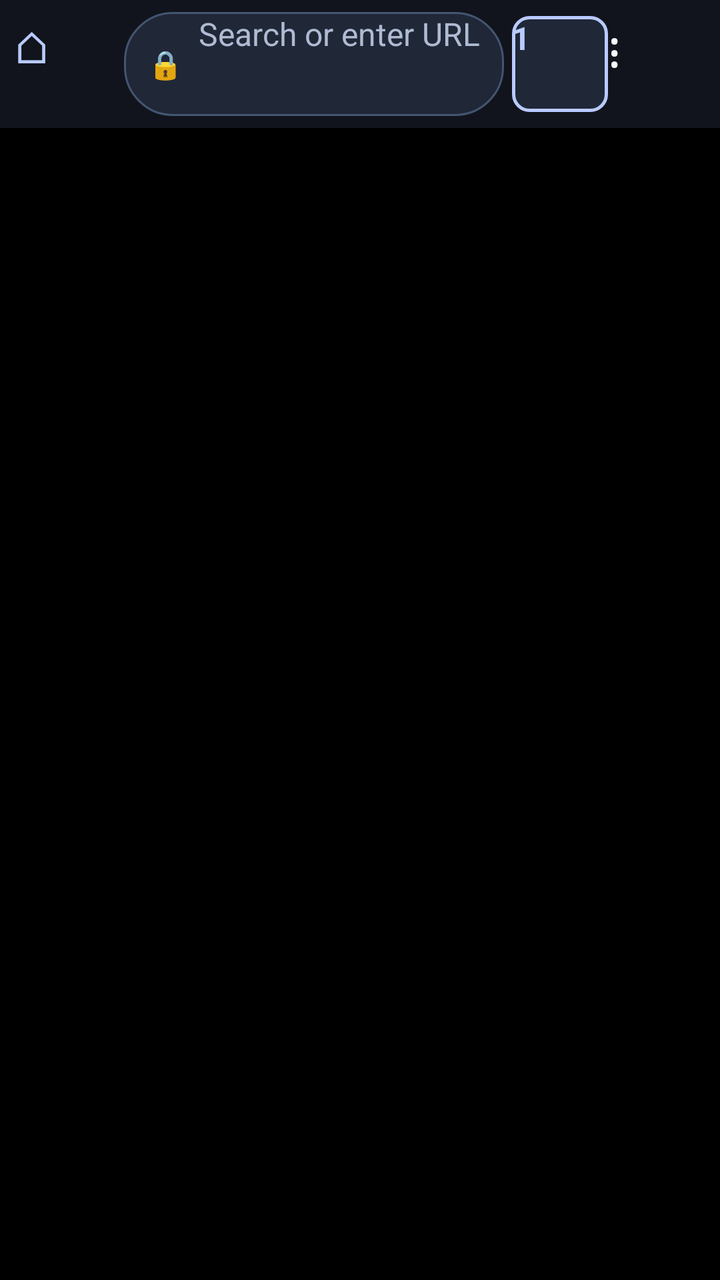
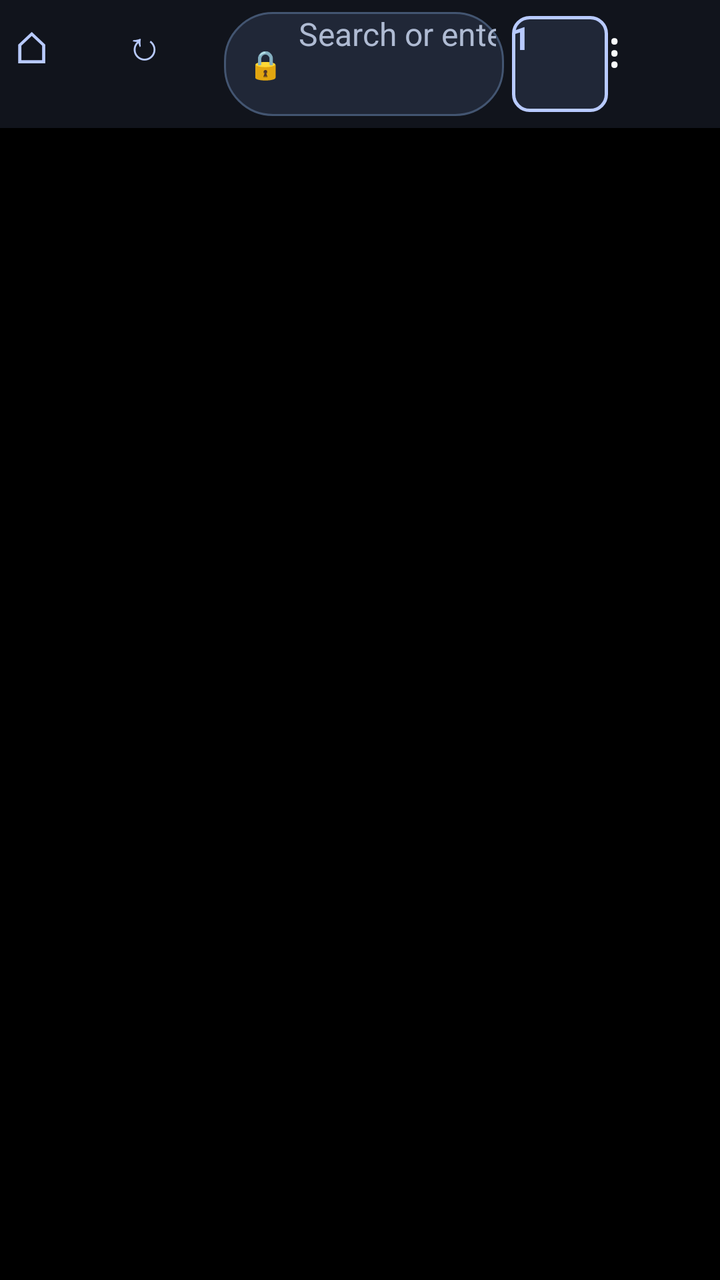

Compare the two renders of this Android layout. The source of the first and the diff that turns it into the second are given below.
<!-- AndroidManifest.xml: application theme AppTheme -->
<!-- res/layout/activity_main.xml -->
<?xml version="1.0" encoding="utf-8"?>
<RelativeLayout xmlns:android="http://schemas.android.com/apk/res/android"
    android:id="@+id/mainRoot"
    android:focusable="true" android:focusableInTouchMode="true"
    android:layout_width="match_parent"
    android:layout_height="match_parent"
    android:background="@color/bg_primary">

    
    <LinearLayout
        android:id="@+id/mobileTopBar"
        android:layout_width="match_parent" android:layout_height="@dimen/browser_toolbar_height"
        android:layout_alignParentTop="true" android:background="@color/bg_primary"
        android:gravity="center_vertical" android:orientation="horizontal"
        android:paddingHorizontal="8dp" android:elevation="6dp">

        <Button android:id="@+id/btnHome"
            android:layout_width="48dp" android:layout_height="48dp"
            android:layout_marginEnd="6dp"
            android:background="@drawable/bg_mobile_icon_button"
            android:text="⌂"
            android:textColor="@color/accent_cyan"
            android:textSize="22sp"
            android:padding="0dp"
            android:contentDescription="@string/btn_home"
            android:visibility="visible" />
        <LinearLayout
            android:id="@+id/omniboxContainer"
            android:layout_width="0dp" android:layout_height="@dimen/browser_address_height" android:layout_weight="1"
            android:background="@drawable/bg_mobile_omnibox" android:gravity="center_vertical"
            android:orientation="horizontal" android:paddingStart="12dp" android:paddingEnd="4dp">
            <TextView android:id="@+id/tvSecurityLock"
                android:layout_width="wrap_content" android:layout_height="wrap_content"
                android:layout_marginEnd="8dp" android:text="🔒"
                android:textColor="@color/security_green" android:textSize="14sp" />
            <EditText android:id="@+id/editUrl"
                android:layout_width="0dp" android:layout_height="match_parent" android:layout_weight="1"
                android:background="@android:color/transparent" android:hint="@string/url_hint"
                android:imeOptions="actionGo|flagNoExtractUi" android:inputType="textUri"
                android:selectAllOnFocus="true"
                android:paddingVertical="0dp" android:singleLine="true"
                android:textColor="@color/text_primary" android:textColorHint="@color/text_dim"
                android:textSize="@dimen/browser_address_text" android:contentDescription="@string/url_hint" />
            <TextView android:id="@+id/btnClearUrl" android:focusable="true"
                android:layout_width="48dp" android:layout_height="48dp" android:gravity="center"
                android:text="✕" android:textColor="@color/text_secondary" android:textSize="18sp"
                android:visibility="gone" android:contentDescription="@string/btn_clear"
                android:background="@drawable/bg_mobile_icon_button" />
            <TextView android:id="@+id/btnSearchTrigger" android:focusable="true"
                android:layout_width="48dp" android:layout_height="48dp" android:gravity="center"
                android:text="→" android:textColor="@color/accent_cyan" android:textSize="24sp"
                android:visibility="gone" android:contentDescription="@string/btn_go"
                android:background="@drawable/bg_mobile_icon_button" />
        </LinearLayout>
        <Button android:id="@+id/btnReload" android:layout_width="48dp" android:layout_height="48dp" android:visibility="gone" android:text="↻" />
        <Button android:id="@+id/btnStar" android:layout_width="48dp" android:layout_height="48dp" android:visibility="gone" android:text="☆" />
        <Button android:id="@+id/btnAddTab" android:layout_width="48dp" android:layout_height="48dp" android:visibility="gone" android:text="+" />
        <Button android:id="@+id/btnTabCount"
            android:layout_width="48dp" android:layout_height="48dp" android:layout_marginStart="4dp"
            android:background="@drawable/bg_mobile_tab_badge" android:text="1"
            android:textColor="@color/accent_cyan" android:textSize="16sp" android:textStyle="bold"
            android:padding="0dp" android:contentDescription="@string/tabs_title" />
        <Button android:id="@+id/btnMenu"
            android:layout_width="48dp" android:layout_height="48dp"
            android:background="@drawable/bg_mobile_icon_button" android:text="⋮"
            android:textColor="@color/text_primary" android:textSize="24sp" android:padding="0dp"
            android:contentDescription="@string/btn_menu" />
    </LinearLayout>

    
    <ProgressBar
        android:id="@+id/pageProgressBar"
        style="?android:attr/progressBarStyleHorizontal"
        android:layout_width="match_parent"
        android:layout_height="2.5dp"
        android:layout_below="@id/mobileTopBar"
        android:progressDrawable="@color/accent_cyan"
        android:visibility="gone" />

    
    <FrameLayout
        android:id="@+id/webViewContainer"
        android:layout_width="match_parent"
        android:layout_height="match_parent"
        android:layout_below="@id/pageProgressBar"
        android:layout_alignParentBottom="true"
        android:background="@color/bg_pure_black" />

    
    <LinearLayout
        android:id="@+id/findInPageBar"
        android:layout_width="match_parent"
        android:layout_height="56dp"
        android:layout_below="@id/mobileTopBar"
        android:background="@color/bg_secondary"
        android:gravity="center_vertical"
        android:orientation="horizontal"
        android:paddingHorizontal="12dp"
        android:visibility="gone"
        android:elevation="8dp">

        <EditText
            android:id="@+id/editFindText"
            android:layout_width="0dp"
            android:layout_height="48dp"
            android:layout_weight="1"
            android:background="@drawable/bg_mobile_omnibox"
            android:hint="Najdi na strani..."
            android:paddingHorizontal="12dp"
            android:singleLine="true"
            android:textColor="@color/text_primary"
            android:textColorHint="@color/text_dim"
            android:textSize="13sp" />

        <TextView
            android:id="@+id/tvFindMatches"
            android:layout_width="wrap_content"
            android:layout_height="wrap_content"
            android:layout_marginStart="8dp"
            android:textColor="@color/accent_cyan"
            android:textSize="12sp"
            android:text="0/0" />

        <Button
            android:id="@+id/btnFindPrev"
            android:layout_width="48dp"
            android:layout_height="48dp"
            android:layout_marginStart="6dp"
            android:background="@drawable/bg_mobile_icon_button"
            android:text="▲"
            android:textColor="@color/text_primary"
            android:textSize="12sp" />

        <Button
            android:id="@+id/btnFindNext"
            android:layout_width="48dp"
            android:layout_height="48dp"
            android:layout_marginStart="2dp"
            android:background="@drawable/bg_mobile_icon_button"
            android:text="▼"
            android:textColor="@color/text_primary"
            android:textSize="12sp" />

        <Button
            android:id="@+id/btnFindClose"
            android:layout_width="48dp"
            android:layout_height="48dp"
            android:layout_marginStart="2dp"
            android:background="@drawable/bg_mobile_icon_button"
            android:text="✕"
            android:textColor="@color/text_secondary"
            android:textSize="14sp" />
    </LinearLayout>

    
    <RelativeLayout
        android:id="@+id/tabSwitcherOverlay"
        android:layout_width="match_parent"
        android:layout_height="match_parent"
        android:background="@color/bg_pure_black"
        android:visibility="gone"
        android:elevation="20dp">

        
        <LinearLayout
            android:id="@+id/tabSwitcherHeader"
            android:layout_width="match_parent"
            android:layout_height="56dp"
            android:layout_alignParentTop="true"
            android:background="@color/bg_primary"
            android:gravity="center_vertical"
            android:orientation="horizontal"
            android:paddingHorizontal="16dp">

            <TextView
                android:id="@+id/tvTabsTitle"
                android:layout_width="0dp"
                android:layout_height="wrap_content"
                android:layout_weight="1"
                android:text="@string/tabs_title"
                android:textColor="@color/text_primary"
                android:textSize="18sp"
                android:textStyle="bold" />

            <Button
                android:id="@+id/btnNewTabInSwitcher"
                android:layout_width="wrap_content"
                android:layout_height="48dp"
                android:background="@drawable/bg_mobile_omnibox"
                android:paddingHorizontal="14dp"
                android:text="@string/tabs_new_tab"
                android:textColor="@color/accent_cyan"
                android:textSize="13sp"
                android:textStyle="bold" />

            <Button
                android:id="@+id/btnCloseTabsSwitcher" android:contentDescription="@string/btn_close"
                android:layout_width="48dp"
                android:layout_height="48dp"
                android:layout_marginStart="8dp"
                android:background="@drawable/bg_mobile_icon_button"
                android:text="✕"
                android:textColor="@color/text_primary"
                android:textSize="16sp" />
        </LinearLayout>

        
        <GridView
            android:id="@+id/tabsGridView"
            android:layout_width="match_parent"
            android:layout_height="match_parent"
            android:layout_below="@id/tabSwitcherHeader"
            android:layout_above="@+id/tabSwitcherFooter"
            android:numColumns="@integer/tab_grid_columns"
            android:horizontalSpacing="12dp"
            android:verticalSpacing="12dp"
            android:padding="14dp"
            android:clipToPadding="false"
            android:scrollbars="vertical" />

        
        <LinearLayout
            android:id="@+id/tabSwitcherFooter"
            android:layout_width="match_parent"
            android:layout_height="48dp"
            android:layout_alignParentBottom="true"
            android:background="@color/bg_primary"
            android:gravity="center"
            android:orientation="horizontal">

            <TextView
                android:id="@+id/btnCloseAllTabs"
                android:layout_width="wrap_content"
                android:layout_height="wrap_content"
                android:text="@string/tabs_close_all"
                android:textColor="@color/danger_red"
                android:textSize="13sp"
                android:textStyle="bold"
                android:padding="8dp" />
        </LinearLayout>
    </RelativeLayout>

</RelativeLayout>
<!-- resources referenced by this layout -->
<resources>
  <color name="accent_cyan">#B8CAFF</color>
  <color name="bg_primary">#11141C</color>
  <color name="bg_pure_black">#000000</color>
  <color name="bg_secondary">#1B202D</color>
  <color name="danger_red">#EF4444</color>
  <color name="security_green">#10B981</color>
  <color name="text_dim">#AFBBD3</color>
  <color name="text_primary">#F8FAFC</color>
  <color name="text_secondary">#BECBE0</color>
  <dimen name="browser_address_height">52dp</dimen>
  <dimen name="browser_address_text">16sp</dimen>
  <dimen name="browser_toolbar_height">64dp</dimen>
  <!-- drawable bg_mobile_icon_button (drawable) -->
  <?xml version="1.0" encoding="utf-8"?>
  <ripple xmlns:android="http://schemas.android.com/apk/res/android"
      android:color="@color/ripple_color">
      <item>
          <selector>
              <item android:state_pressed="true">
                  <shape android:shape="oval">
                      <solid android:color="@color/bg_secondary" />
                  </shape>
              </item>
              <item>
                  <shape android:shape="oval">
                      <solid android:color="@android:color/transparent" />
                  </shape>
              </item>
          </selector>
      </item>
  </ripple>
  <!-- drawable bg_mobile_tab_badge (drawable) -->
  <?xml version="1.0" encoding="utf-8"?>
  <selector xmlns:android="http://schemas.android.com/apk/res/android">
      <item android:state_pressed="true">
          <shape android:shape="rectangle">
              <solid android:color="@color/accent_cyan_glow" />
              <stroke android:width="2dp" android:color="@color/accent_cyan" />
              <corners android:radius="8dp" />
          </shape>
      </item>
      <item>
          <shape android:shape="rectangle">
              <solid android:color="@color/badge_tab_bg" />
              <stroke android:width="1.8dp" android:color="@color/badge_tab_border" />
              <corners android:radius="8dp" />
          </shape>
      </item>
  </selector>
  <integer name="tab_grid_columns">2</integer>
  <string name="btn_clear">Clear</string>
  <string name="btn_close">Close</string>
  <string name="btn_go">Go or search</string>
  <string name="btn_home">Home</string>
  <string name="btn_menu">Menu</string>
  <string name="tabs_close_all">Close all tabs</string>
  <string name="tabs_new_tab">+ New tab</string>
  <string name="tabs_title">Open Tabs</string>
  <string name="url_hint">Search or enter URL</string>
  <style name="AppTheme" parent="@android:style/Theme.Material.NoActionBar">
          <item name="android:windowBackground">@color/bg_primary</item>
          <item name="android:colorBackground">@color/bg_primary</item>
          <item name="android:colorPrimary">@color/bg_primary</item>
          <item name="android:colorPrimaryDark">@color/bg_pure_black</item>
          <item name="android:colorAccent">@color/accent_cyan</item>
          <item name="android:statusBarColor">@color/bg_primary</item>
          <item name="android:navigationBarColor">@color/bg_pure_black</item>
          <item name="android:windowLightStatusBar">false</item>
          <item name="android:windowLightNavigationBar">false</item>
      </style>
  <color name="ripple_color">#26B8CAFF</color>
  <color name="bg_omnibox_focus">#2D4064</color>
  <color name="border_omnibox_focus">#B8CAFF</color>
  <color name="bg_omnibox">#202737</color>
  <color name="border_omnibox">#435571</color>
  <color name="accent_cyan_glow">#40B8CAFF</color>
  <color name="badge_tab_bg">#202737</color>
  <color name="badge_tab_border">#B8CAFF</color>
</resources>

<!-- the commit's change to res/layout/activity_main.xml (unified diff, before → after) -->
@@ -23,6 +23,17 @@
             android:textSize="22sp"
             android:padding="0dp"
             android:contentDescription="@string/btn_home"
+            android:visibility="visible" />
+        
+        <Button android:id="@+id/btnReload"
+            android:layout_width="44dp" android:layout_height="48dp"
+            android:layout_marginEnd="6dp"
+            android:background="@drawable/bg_mobile_icon_button"
+            android:text="↻"
+            android:textColor="@color/accent_cyan"
+            android:textSize="20sp"
+            android:padding="0dp"
+            android:contentDescription="@string/btn_reload"
             android:visibility="visible" />
         <LinearLayout
             android:id="@+id/omniboxContainer"
@@ -52,7 +63,6 @@
                 android:visibility="gone" android:contentDescription="@string/btn_go"
                 android:background="@drawable/bg_mobile_icon_button" />
         </LinearLayout>
-        <Button android:id="@+id/btnReload" android:layout_width="48dp" android:layout_height="48dp" android:visibility="gone" android:text="↻" />
         <Button android:id="@+id/btnStar" android:layout_width="48dp" android:layout_height="48dp" android:visibility="gone" android:text="☆" />
         <Button android:id="@+id/btnAddTab" android:layout_width="48dp" android:layout_height="48dp" android:visibility="gone" android:text="+" />
         <Button android:id="@+id/btnTabCount"
<!-- resource entries referenced after the edit -->
@@ -55,6 +55,7 @@
   <string name="btn_go">Go or search</string>
   <string name="btn_home">Home</string>
   <string name="btn_menu">Menu</string>
+  <string name="btn_reload">Reload page</string>
   <string name="tabs_close_all">Close all tabs</string>
   <string name="tabs_new_tab">+ New tab</string>
   <string name="tabs_title">Open Tabs</string>
